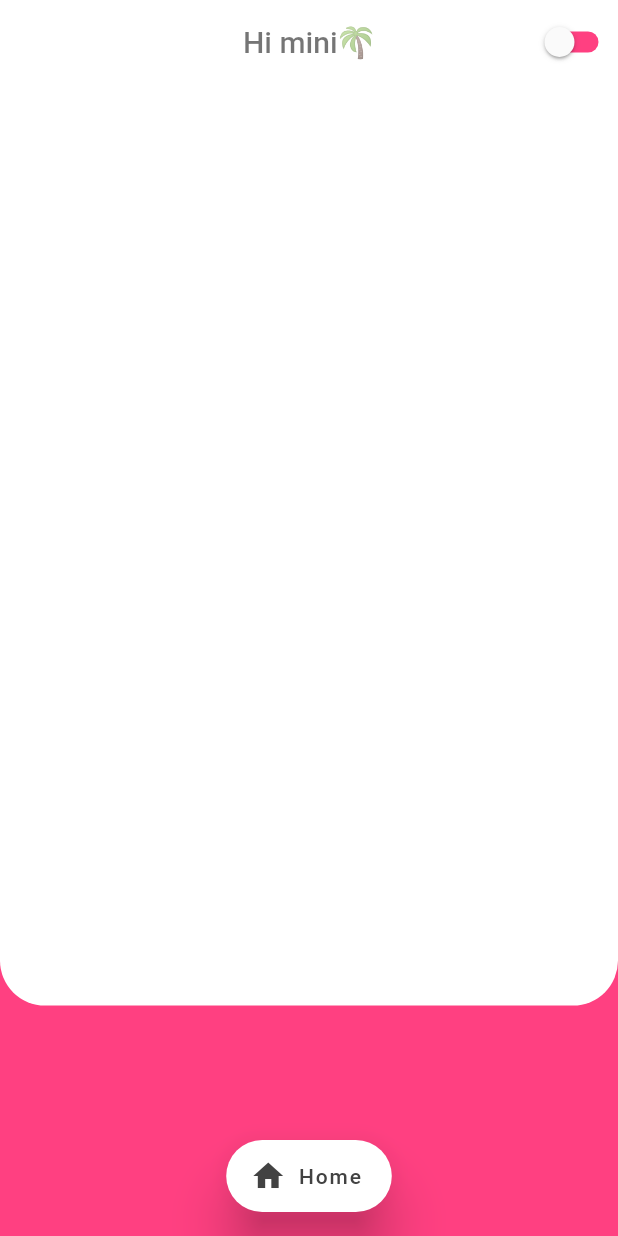
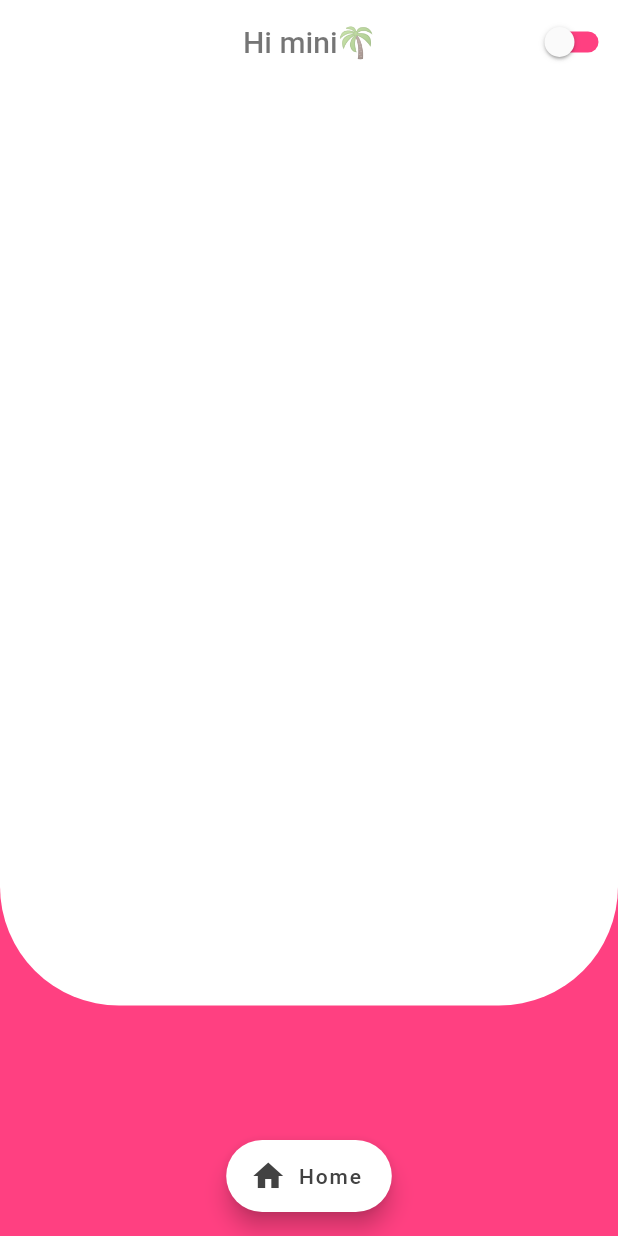
Before and after one commit to DanielHuey/minimalist, a Flutter app: the screen it shows after launch, after a tap on "Home", on a phone screen of 412 x 824 dp. Run offline on Flutter 3.47's test engine with Material 2 defaults, Android fonts, the phone set to English and light mode, and no system bars.

```diff
--- a/lib/main.dart
+++ b/lib/main.dart
@@ -1,4 +1,3 @@
-import 'dart:math';
 import 'package:flutter/material.dart';
 import 'package:minimalist/res/config.dart';
 
@@ -23,9 +22,8 @@ class _MinimalAppState extends State<MinimalApp>
   void initState() {
     super.initState();
     controller1 = AnimationController(
-        vsync: this,
-        duration: const Duration(milliseconds: 400));
-    anim = CurvedAnimation(parent: controller1, curve: Curves.elasticInOut)
+        vsync: this, duration: const Duration(milliseconds: 1500));
+    anim = CurvedAnimation(parent: controller1, curve: Curves.bounceOut)
       ..addListener(() {
         setState(() {});
       });
@@ -47,7 +45,7 @@ class _MinimalAppState extends State<MinimalApp>
       darkTheme: globalTheme.theme(false),
       themeMode: globalTheme.currentMode(),
       home: Scaffold(
-        body: homeBody(),
+        body: homeBody(anim),
         appBar: AppBar(
           elevation: 0,
           backgroundColor: switchColor(switchToggle),
@@ -71,7 +69,6 @@ class _MinimalAppState extends State<MinimalApp>
           ],
         ),
         floatingActionButton: FloatingActionButton.extended(
-          elevation: 5 + (anim.value*10),
           onPressed: () {
             setState(() {
               controller1.isDismissed
@@ -88,7 +85,7 @@ class _MinimalAppState extends State<MinimalApp>
   }
 }
 
-Widget homeBody() {
+Widget homeBody(Animation animation) {
   return Column(
     children: [
       Expanded(
@@ -96,9 +93,9 @@ Widget homeBody() {
         child: Container(
           decoration: BoxDecoration(
             color: _MinimalAppState.switchColor(_MinimalAppState.switchToggle),
-            borderRadius: const BorderRadius.only(
-              bottomLeft: Radius.circular(30),
-              bottomRight: Radius.circular(30),
+            borderRadius: BorderRadius.only(
+              bottomLeft: Radius.circular(animation.value * 80),
+              bottomRight: Radius.circular(animation.value * 80),
             ),
           ),
         ),
```
